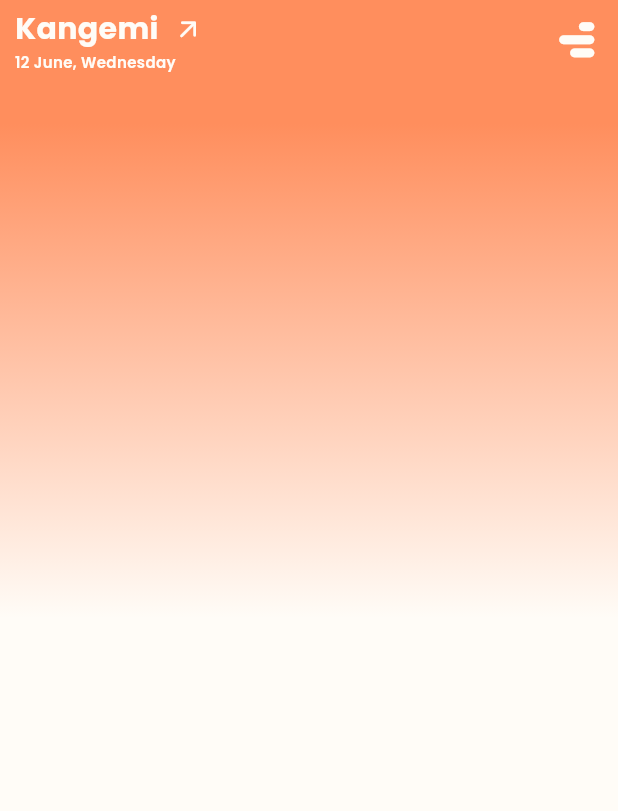
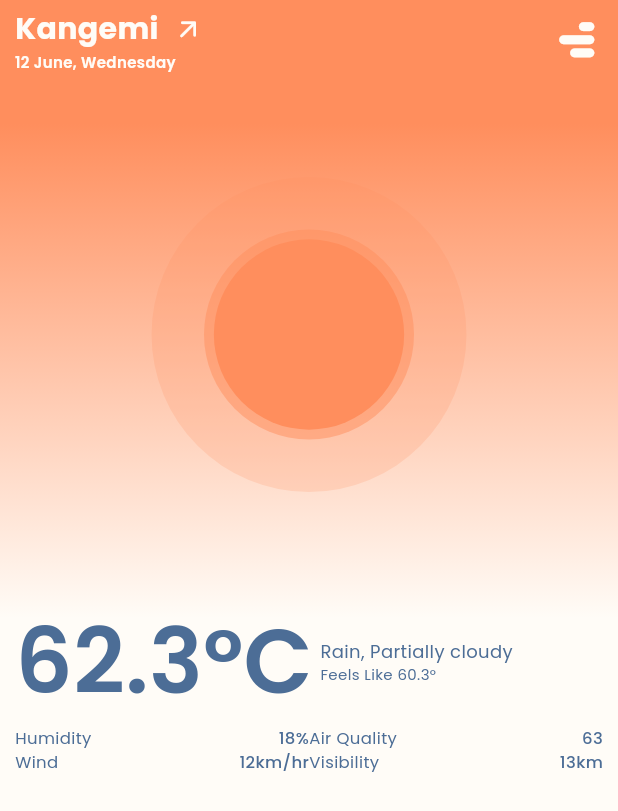
Before and after one commit to captainEdins/njeve, a Flutter app: the HomePage screen opened directly, on a phone screen of 412 x 824 dp. Shown: the top 811 px of the screen. Run offline on Flutter 3.47's test engine with Material 3 defaults, Android fonts, the light colour scheme and no system bars; our stand-ins replace geolocator, lottie, permission_handler, shared_preferences, smooth_page_indicator; accounts and stored records are empty.

Commit message:
made some adjustment

```diff
--- a/lib/pages/homePage.dart
+++ b/lib/pages/homePage.dart
@@ -1,6 +1,8 @@
 import 'package:flutter/cupertino.dart';
 import 'package:flutter/material.dart';
+import 'package:flutter/widgets.dart';
 import 'package:intl/intl.dart';
+import 'package:lottie/lottie.dart';
 import 'package:njeve/resources/color.dart';
 
 class HomePage extends StatefulWidget {
@@ -27,7 +29,19 @@ class _HomePageState extends State<HomePage> {
                     colors: [topColor, ColorList.backgroundColor])),
           ),
           Column(
-            children: [topBar()],
+            children: [
+              topBar(),
+              Expanded(
+                child: ListView(
+                  padding: EdgeInsets.zero,
+                  children: [
+                    iconLottie(),
+                    feelsLikeTemp(),
+                    otherReads()
+                  ],
+                ),
+              ),
+            ],
           )
         ],
       ),
@@ -42,14 +56,13 @@ class _HomePageState extends State<HomePage> {
       padding: EdgeInsets.only(
           left: 10,
           right: 10,
-          top: MediaQuery.of(context).viewPadding.top > 0 ? 35 : 5,
-          bottom: 5),
+          top: MediaQuery.of(context).viewPadding.top > 0 ? 35 : 5),
       width: double.infinity,
       child: Row(
         children: [
           Expanded(
               child: Column(
-                mainAxisAlignment: MainAxisAlignment.start,
+            mainAxisAlignment: MainAxisAlignment.start,
             crossAxisAlignment: CrossAxisAlignment.start,
             children: [
               const Row(
@@ -62,7 +75,9 @@ class _HomePageState extends State<HomePage> {
                         color: ColorList.backgroundColor,
                         fontSize: 20),
                   ),
-                  SizedBox(width: 10,),
+                  SizedBox(
+                    width: 10,
+                  ),
                   Icon(
                     Icons.arrow_outward_rounded,
                     color: ColorList.backgroundColor,
@@ -94,4 +109,102 @@ class _HomePageState extends State<HomePage> {
       ),
     );
   }
+
+  Widget iconLottie() {
+    return Lottie.asset("lottie/sun.json", width: 350, height: 350);
+  }
+
+
+  Widget feelsLikeTemp(){
+    return const Padding(
+      padding: EdgeInsets.only(left: 10, right: 10),
+      child: Row(
+        children: [
+          Text(
+            "62.3°C",
+            textAlign: TextAlign.center,
+            style: TextStyle(
+                fontWeight: FontWeight.w600,
+                color: ColorList.textColor,
+                fontSize: 60),
+          ),
+          SizedBox(width: 5,),
+          Expanded(child: Column(
+            mainAxisAlignment: MainAxisAlignment.start,
+            crossAxisAlignment: CrossAxisAlignment.start,
+            children: [
+              Text(
+                "Rain, Partially cloudy",
+                textAlign: TextAlign.center,
+                style: TextStyle(
+                    fontWeight: FontWeight.w400,
+                    color: ColorList.textColor,
+                    fontSize: 12),
+              ),
+              Text(
+                "Feels Like 60.3°",
+                textAlign: TextAlign.center,
+                style: TextStyle(
+                    fontWeight: FontWeight.w400,
+                    color: ColorList.textColor,
+                    fontSize: 10),
+              ),
+            ],
+          ))
+        ],
+      ),
+    );
+  }
+
+  Widget textItems({required String key,required String value}){
+    return Row(
+      mainAxisAlignment: MainAxisAlignment.spaceBetween,
+      children: [
+        Text(
+          key,
+          textAlign: TextAlign.center,
+          style: const TextStyle(
+              fontWeight: FontWeight.w400,
+              color: ColorList.textColor,
+              fontSize: 11),
+        ),
+        Text(
+          value,
+          textAlign: TextAlign.center,
+          style: const TextStyle(
+              fontWeight: FontWeight.w500,
+              color: ColorList.textColor,
+              fontSize: 11),
+        )
+      ],
+    );
+  }
+
+  Widget otherReads(){
+    return Padding(
+      padding: const EdgeInsets.only(left: 10,right: 10),
+      child: Row(
+        children: [
+          Expanded(
+            child: Column(
+              children: [
+                textItems(key: 'Humidity', value: '18%'),
+                textItems(key: 'Wind', value: '12km/hr'),
+              ],
+            ),
+          ),
+
+          Expanded(
+            child: Column(
+              children: [
+                textItems(key: 'Air Quality', value: '63'),
+                textItems(key: 'Visibility', value: '13km'),
+              ],
+            ),
+          ),
+        ],
+      ),
+    );
+  }
+
 }
--- a/pubspec.yaml
+++ b/pubspec.yaml
@@ -40,6 +40,7 @@ dependencies:
   permission_handler: ^8.3.0
   geolocator: ^8.0.1
   intl: ^0.17.0
+  lottie: ^1.2.1
 
 dev_dependencies:
   flutter_test:
```
Also changed, not shown: lottie/night.json (added, +1 -0 lines), lottie/rain.json (added, +1 -0 lines), lottie/sun.json (added, +1 -0 lines), pubspec.lock.
